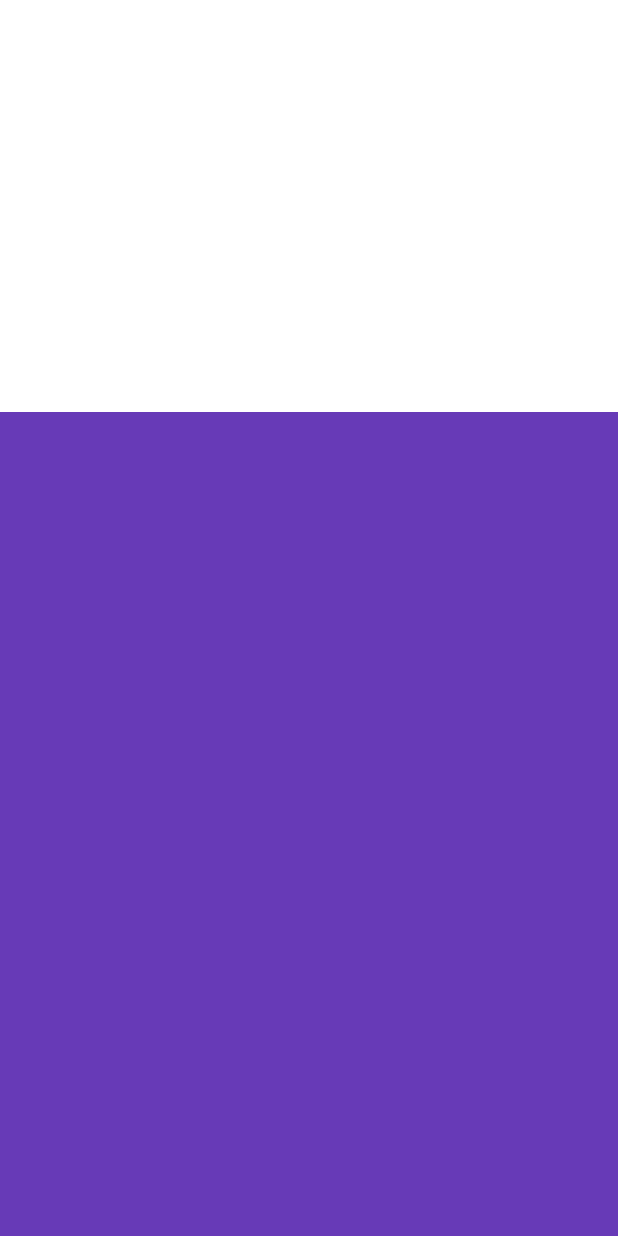
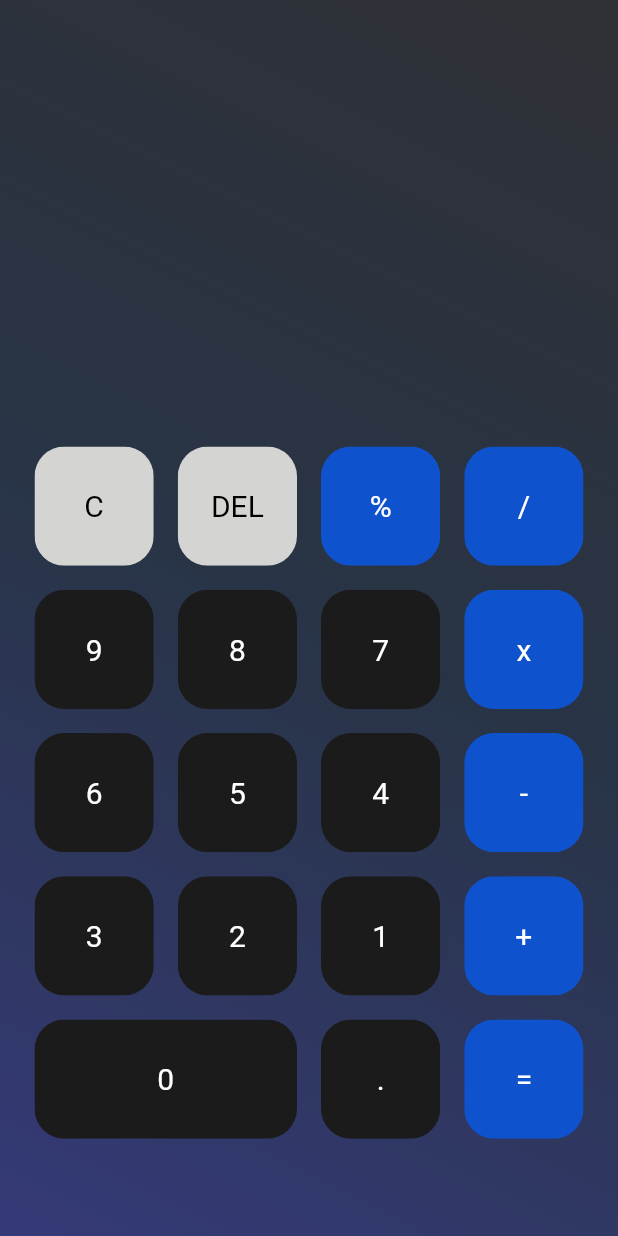
Before and after one commit to AhmetBoraBolat/calculator_app, a Flutter app: the screen it shows after launch, on a phone screen of 412 x 824 dp. Run offline on Flutter 3.47's test engine with Material 2 defaults, Android fonts, the phone set to English and light mode, and no system bars; our stand-ins replace math_expressions.

Commit message:
project completed

```diff
--- /dev/null
+++ b/lib/buttons.dart
@@ -0,0 +1,36 @@
+import 'package:flutter/material.dart';
+
+class CalcButton extends StatelessWidget {
+  final String buttontext;
+  final Color buttoncolor;
+  final Color textcolor;
+  final VoidCallback buttonTapped;
+
+  const CalcButton(
+      {super.key,
+      required this.buttontext,
+      required this.buttoncolor,
+      required this.textcolor,
+      required this.buttonTapped});
+
+  @override
+  Widget build(BuildContext context) {
+    return GestureDetector(
+      onTap: buttonTapped,
+      child: Padding(
+        padding: const EdgeInsets.all(8.0),
+        child: ClipRRect(
+          borderRadius: BorderRadius.circular(20),
+          child: Container(
+            color: buttoncolor,
+            child: Center(
+                child: Text(
+              buttontext,
+              style: TextStyle(color: textcolor, fontSize: 20),
+            )),
+          ),
+        ),
+      ),
+    );
+  }
+}
--- a/lib/home_page.dart
+++ b/lib/home_page.dart
@@ -1,4 +1,7 @@
 import 'package:flutter/material.dart';
+import 'buttons.dart';
+import 'package:flutter_staggered_grid_view/flutter_staggered_grid_view.dart';
+import 'package:math_expressions/math_expressions.dart';
 
 class HomePage extends StatefulWidget {
   const HomePage({super.key});
@@ -8,23 +11,170 @@ class HomePage extends StatefulWidget {
 }
 
 class _HomePageState extends State<HomePage> {
+  var uQuestion = '';
+  var uAnswer = '';
+
+  final List<String> buttons = [
+    'C',
+    'DEL',
+    '%',
+    '/',
+    '9',
+    '8',
+    '7',
+    'x',
+    '6',
+    '5',
+    '4',
+    '-',
+    '3',
+    '2',
+    '1',
+    '+',
+    '0',
+    '.',
+    '=',
+  ];
+  bool isOperator(String x) {
+    if (x == '%' || x == '/' || x == 'x' || x == '-' || x == '+' || x == '=') {
+      return true;
+    }
+    return false;
+  }
+
+  void question(int index) {
+    if (index == 0) {
+      setState(() {
+        uQuestion = '';
+      });
+    } else if (index == 1) {
+      if (uQuestion != '') {
+        setState(() {
+          uQuestion = uQuestion.substring(0, uQuestion.length - 1);
+        });
+      }
+    } else {
+      setState(() {
+        uQuestion += buttons[index];
+      });
+    }
+  }
+
+  void equelPressed() {
+    String finalQuestion = uQuestion;
+    finalQuestion = finalQuestion.replaceAll('x', '*');
+    Parser p = Parser();
+    Expression exp = p.parse(finalQuestion);
+    ContextModel cm = ContextModel();
+    double eval = exp.evaluate(EvaluationType.REAL, cm);
+    setState(() {
+      if (uQuestion.isNotEmpty) {
+        uAnswer = eval.toString();
+      }
+    });
+  }
+
   @override
   Widget build(BuildContext context) {
     return Scaffold(
-      backgroundColor: const Color(0x0017181a),
-      body: Column(
+      body: Center(
+        child: Container(
+          decoration: backGroundDecoration(),
+          child: Column(
             children: <Widget>[
               Expanded(
-            child: Container(),
+                child: Column(
+                  mainAxisAlignment: MainAxisAlignment.spaceEvenly,
+                  children: <Widget>[
+                    const SizedBox(
+                      height: 50,
+                    ),
+                    Container(
+                        padding: const EdgeInsets.all(20),
+                        alignment: Alignment.centerLeft,
+                        child: Text(uQuestion)),
+                    Container(
+                        padding: const EdgeInsets.all(20),
+                        alignment: Alignment.centerRight,
+                        child: Text(uAnswer)),
+                  ],
+                ),
               ),
               Expanded(
                 flex: 2,
-            child: Container(
-              color: Colors.deepPurple,
+                child: Padding(
+                  padding: const EdgeInsets.all(15.0),
+                  child: StaggeredGridView.countBuilder(
+                    crossAxisCount: 4,
+                    itemCount: buttons.length,
+                    staggeredTileBuilder: (index) => index == 16
+                        ? const StaggeredTile.count(2, 1)
+                        : const StaggeredTile.count(1, 1),
+                    itemBuilder: (BuildContext context, index) {
+                      if (index == 0) {
+                        // clear button
+                        return CalcButton(
+                            buttonTapped: () {
+                              question(index);
+                            },
+                            buttontext: buttons[index],
+                            buttoncolor:
+                                const Color.fromARGB(255, 212, 212, 210),
+                            textcolor: Colors.black);
+                      } else if (index == 1) {
+                        // delete button
+                        return CalcButton(
+                            buttonTapped: () {
+                              question(index);
+                            },
+                            buttontext: buttons[index],
+                            buttoncolor:
+                                const Color.fromARGB(255, 212, 212, 210),
+                            textcolor: Colors.black);
+                      } else if (index == buttons.length - 1) {
+                        // delete button
+                        return CalcButton(
+                            buttonTapped: () {
+                              equelPressed();
+                            },
+                            buttontext: buttons[index],
+                            buttoncolor: isOperator(buttons[index])
+                                ? const Color.fromARGB(255, 15, 82, 206)
+                                : const Color.fromARGB(255, 27, 27, 27),
+                            textcolor: Colors.white);
+                      } else {
+                        // rest of the buttons
+                        return CalcButton(
+                            buttonTapped: () {
+                              question(index);
+                            },
+                            buttontext: buttons[index],
+                            buttoncolor: isOperator(buttons[index])
+                                ? const Color.fromARGB(255, 15, 82, 206)
+                                : const Color.fromARGB(255, 27, 27, 27),
+                            textcolor: Colors.white);
+                      }
+                    },
+                  ),
                 ),
               ),
             ],
           ),
+        ),
+      ),
     );
   }
+
+  BoxDecoration backGroundDecoration() {
+    return const BoxDecoration(
+        gradient: LinearGradient(
+      begin: Alignment.topRight,
+      end: Alignment.bottomLeft,
+      colors: [
+        Color.fromARGB(255, 48, 49, 54),
+        Color.fromARGB(255, 40, 52, 70),
+        Color.fromARGB(255, 53, 58, 120),
+      ],
+    ));
   }
+}
--- a/lib/main.dart
+++ b/lib/main.dart
@@ -9,13 +9,17 @@ void main() {
 class MyApp extends StatelessWidget {
   const MyApp({super.key});
 
-  // This widget is the root of your application.
   @override
   Widget build(BuildContext context) {
-    return const MaterialApp(
-      title: 'Flutter Demo',
+    return MaterialApp(
+      title: 'Calculator',
       debugShowCheckedModeBanner: false,
-      home: HomePage(),
+      theme: ThemeData(
+        textTheme: const TextTheme(
+          bodyMedium: TextStyle(color: Colors.white, fontSize: 20),
+        ),
+      ),
+      home: const HomePage(),
     );
   }
 }
--- a/pubspec.yaml
+++ b/pubspec.yaml
@@ -32,9 +32,13 @@ dependencies:
     sdk: flutter
 
 
+
   # The following adds the Cupertino Icons font to your application.
   # Use with the CupertinoIcons class for iOS style icons.
   cupertino_icons: ^1.0.2
+  math_expressions: ^2.4.0
+
+  flutter_staggered_grid_view: ^0.4.0
 
 dev_dependencies:
   flutter_test:
```
Also changed, not shown: pubspec.lock. Lines whose indentation alone changed are shown as unchanged.
